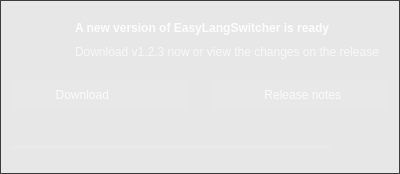
This is src/ui/forms/EasyLangSwitcher_notification.ui in egoisticdesire/EasyLangSwitcher as Qt 5 draws it before an edit. The edited form follows.
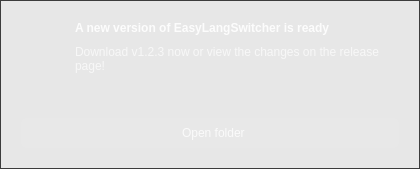
This is the edited form. The open tabs and pages were chosen to show the change. Icons and pictures are not drawn.

Commit message: upd notifications

Diff of the .ui file:
```diff
--- a/src/ui/forms/EasyLangSwitcher_notification.ui
+++ b/src/ui/forms/EasyLangSwitcher_notification.ui
@@ -6,17 +6,17 @@
    <rect>
     <x>0</x>
     <y>0</y>
-    <width>400</width>
-    <height>172</height>
+    <width>420</width>
+    <height>169</height>
    </rect>
   </property>
   <property name="sizePolicy">
-   <sizepolicy hsizetype="Fixed" vsizetype="Preferred">
+   <sizepolicy hsizetype="Preferred" vsizetype="Expanding">
     <horstretch>0</horstretch>
     <verstretch>0</verstretch>
    </sizepolicy>
   </property>
-  <layout class="QHBoxLayout" name="hlayout_notification_main_widget">
+  <layout class="QHBoxLayout" name="hlayout_notification_main_widget" stretch="0">
    <property name="spacing">
     <number>0</number>
    </property>
@@ -34,6 +34,12 @@
    </property>
    <item>
     <widget class="QFrame" name="background_frame">
+     <property name="sizePolicy">
+      <sizepolicy hsizetype="Preferred" vsizetype="Expanding">
+       <horstretch>0</horstretch>
+       <verstretch>0</verstretch>
+      </sizepolicy>
+     </property>
      <property name="styleSheet">
       <string notr="true">QFrame#background_frame {
 border: 1px solid rgb(60, 60, 60);
@@ -55,41 +61,48 @@
 color: rgba(255, 255, 255, 225);
 background: transparent;
 }
-QFrame#btn_frame QPushButton {
+QFrame#download_frame QPushButton,
+QFrame#finish_frame QPushButton {
 color: rgba(255, 255, 255, 200);
 background: rgba(255, 255, 255, 10);
 }
-QFrame#btn_frame QPushButton:hover {
+QFrame#download_frame QPushButton:hover,
+QFrame#background_frame QPushButton#btn_cancel_process:hover,
+QFrame#finish_frame QPushButton:hover {
 color: rgba(255, 255, 255, 255);
 background: rgba(255, 255, 255, 15);
 }
-QFrame#btn_frame QPushButton:pressed {
+QFrame#download_frame QPushButton:pressed,
+QFrame#background_frame QPushButton#btn_cancel_process:pressed,
+QFrame#finish_frame QPushButton:pressed {
 background: rgba(255, 255, 255, 7);
 }
-QFrame#btn_frame QPushButton#btn_download,
-QFrame#btn_frame QPushButton#btn_releases  {
+QFrame#download_frame QPushButton#btn_download,
+QFrame#download_frame QPushButton#btn_releases,
+QFrame#finish_frame QPushButton  {
 padding: 5px 10px;
 }
-QFrame#btn_frame QPushButton#btn_download {
+QFrame#download_frame QPushButton#btn_download {
 border-top-left-radius: 6px;
 border-bottom-left-radius: 6px;
 }
-QFrame#btn_frame QPushButton#btn_save_as {
+QFrame#download_frame QPushButton#btn_save_as {
 padding: 5px;
 border-top-right-radius: 6px;
 border-bottom-right-radius: 6px;
 }
-QFrame#btn_frame QPushButton#btn_releases {
+QFrame#download_frame QPushButton#btn_releases,
+QFrame#finish_frame QPushButton {
 border-radius: 6px;
 }
-QFrame#btn_frame QLabel#separator_label {
+QFrame#download_frame QLabel#separator_label {
 background: rgba(255, 255, 255, 15);
 }
 QFrame#background_frame QProgressBar {
 text-align: center;
 height: 4px;
-margin-top: 10px;
-margin-bottom: 10px;
+margin-top: 13px;
+margin-bottom: 13px;
 border: none;
 border-radius: 2px;
 background: rgba(255, 255, 255, 20);
@@ -105,42 +118,51 @@
 color: rgba(255, 255, 255, 225);
 background: transparent;
 }
-QFrame#background_frame QPushButton#btn_cancel_process:hover {
-color: rgba(255, 255, 255, 255);
-background: rgba(255, 255, 255, 15);
-}
-QFrame#background_frame QPushButton#btn_cancel_process:pressed {
-background: rgba(255, 255, 255, 7);
+QFrame#background_frame QPushButton {
+outline: none;
 }</string>
      </property>
-     <layout class="QVBoxLayout" name="vlayout_background_frame" stretch="1,0,0">
+     <layout class="QVBoxLayout" name="vlayout_background_frame" stretch="0,0">
       <property name="spacing">
-       <number>20</number>
+       <number>5</number>
       </property>
       <property name="leftMargin">
-       <number>10</number>
+       <number>5</number>
       </property>
       <property name="topMargin">
-       <number>10</number>
+       <number>20</number>
       </property>
       <property name="rightMargin">
-       <number>10</number>
+       <number>5</number>
       </property>
       <property name="bottomMargin">
-       <number>10</number>
+       <number>20</number>
       </property>
       <item>
-       <layout class="QHBoxLayout" name="info_hlayout" stretch="0,1">
+       <widget class="QFrame" name="message_frame">
+        <property name="sizePolicy">
+         <sizepolicy hsizetype="Preferred" vsizetype="Minimum">
+          <horstretch>0</horstretch>
+          <verstretch>0</verstretch>
+         </sizepolicy>
+        </property>
+        <layout class="QHBoxLayout" name="hlayout_message_frame" stretch="0,0">
         <property name="spacing">
          <number>20</number>
         </property>
         <property name="leftMargin">
-         <number>10</number>
-        </property>
+          <number>15</number>
+         </property>
+         <property name="topMargin">
+          <number>0</number>
+         </property>
         <property name="rightMargin">
-         <number>10</number>
-        </property>
-        <item>
+          <number>15</number>
+         </property>
+         <property name="bottomMargin">
+          <number>0</number>
+         </property>
+         <item alignment="Qt::AlignmentFlag::AlignTop">
          <widget class="QPushButton" name="info_icon">
           <property name="focusPolicy">
            <enum>Qt::FocusPolicy::NoFocus</enum>
@@ -160,21 +182,46 @@
           </property>
          </widget>
         </item>
-        <item>
-         <layout class="QVBoxLayout" name="info_msg_vlayout">
+         <item alignment="Qt::AlignmentFlag::AlignTop">
+          <widget class="QFrame" name="labels_frame">
+           <property name="sizePolicy">
+            <sizepolicy hsizetype="Expanding" vsizetype="Maximum">
+             <horstretch>0</horstretch>
+             <verstretch>0</verstretch>
+            </sizepolicy>
+           </property>
+           <layout class="QVBoxLayout" name="vlayout_labels_frame" stretch="0,0">
           <property name="spacing">
            <number>10</number>
           </property>
+            <property name="leftMargin">
+             <number>0</number>
+            </property>
           <property name="topMargin">
-           <number>10</number>
+             <number>0</number>
+            </property>
+            <property name="rightMargin">
+             <number>0</number>
+            </property>
+            <property name="bottomMargin">
+             <number>0</number>
           </property>
           <item alignment="Qt::AlignmentFlag::AlignTop">
            <widget class="QLabel" name="info_title_label">
+              <property name="sizePolicy">
+               <sizepolicy hsizetype="Preferred" vsizetype="Minimum">
+                <horstretch>0</horstretch>
+                <verstretch>0</verstretch>
+               </sizepolicy>
+              </property>
             <property name="font">
              <font>
               <bold>true</bold>
              </font>
             </property>
+              <property name="styleSheet">
+               <string notr="true"/>
+              </property>
             <property name="text">
              <string>A new version of EasyLangSwitcher is ready</string>
             </property>
@@ -185,6 +232,15 @@
           </item>
           <item alignment="Qt::AlignmentFlag::AlignTop">
            <widget class="QLabel" name="info_desc_label">
+              <property name="sizePolicy">
+               <sizepolicy hsizetype="Preferred" vsizetype="Minimum">
+                <horstretch>0</horstretch>
+                <verstretch>0</verstretch>
+               </sizepolicy>
+              </property>
+              <property name="styleSheet">
+               <string notr="true"/>
+              </property>
             <property name="text">
              <string>Download v1.2.3 now or view the changes on the release page!</string>
             </property>
@@ -194,23 +250,59 @@
            </widget>
           </item>
          </layout>
-        </item>
-       </layout>
+          </widget>
+         </item>
+        </layout>
+       </widget>
       </item>
       <item>
-       <widget class="QFrame" name="btn_frame">
-        <property name="minimumSize">
-         <size>
-          <width>0</width>
-          <height>32</height>
-         </size>
+       <widget class="QStackedWidget" name="btn_stack">
+        <property name="sizePolicy">
+         <sizepolicy hsizetype="Preferred" vsizetype="Maximum">
+          <horstretch>0</horstretch>
+          <verstretch>0</verstretch>
+         </sizepolicy>
         </property>
-        <property name="maximumSize">
-         <size>
-          <width>16777215</width>
-          <height>32</height>
-         </size>
+        <property name="currentIndex">
+         <number>0</number>
         </property>
+        <widget class="QWidget" name="stack_page_1">
+         <layout class="QHBoxLayout" name="hlayout_stack_page_1" stretch="0">
+          <property name="spacing">
+           <number>0</number>
+          </property>
+          <property name="leftMargin">
+           <number>15</number>
+          </property>
+          <property name="topMargin">
+           <number>0</number>
+          </property>
+          <property name="rightMargin">
+           <number>15</number>
+          </property>
+          <property name="bottomMargin">
+           <number>0</number>
+          </property>
+          <item>
+           <widget class="QWidget" name="btn_wrap" native="true">
+            <layout class="QHBoxLayout" name="hlayout_btn_wrap" stretch="0">
+             <property name="spacing">
+              <number>0</number>
+             </property>
+             <property name="leftMargin">
+              <number>0</number>
+             </property>
+             <property name="topMargin">
+              <number>0</number>
+             </property>
+             <property name="rightMargin">
+              <number>0</number>
+             </property>
+             <property name="bottomMargin">
+              <number>0</number>
+             </property>
+             <item>
+              <widget class="QFrame" name="download_frame">
         <layout class="QHBoxLayout" name="btn_hlayout" stretch="1,1">
          <property name="spacing">
           <number>20</number>
@@ -228,10 +320,22 @@
           <number>0</number>
          </property>
          <item>
-          <layout class="QHBoxLayout" name="btn_dl_hlayout" stretch="1,0,0">
+                 <layout class="QHBoxLayout" name="hlayout_btn_download" stretch="1,0,0">
            <property name="spacing">
             <number>0</number>
            </property>
+                  <property name="leftMargin">
+                   <number>0</number>
+                  </property>
+                  <property name="topMargin">
+                   <number>0</number>
+                  </property>
+                  <property name="rightMargin">
+                   <number>0</number>
+                  </property>
+                  <property name="bottomMargin">
+                   <number>0</number>
+                  </property>
            <item>
             <widget class="QPushButton" name="btn_download">
              <property name="minimumSize">
@@ -337,20 +441,48 @@
         </layout>
        </widget>
       </item>
+            </layout>
+           </widget>
+          </item>
+         </layout>
+        </widget>
+        <widget class="QWidget" name="stack_page_2">
+         <layout class="QHBoxLayout" name="hlayout_stack_page_2" stretch="0">
+          <property name="spacing">
+           <number>0</number>
+          </property>
+          <property name="leftMargin">
+           <number>15</number>
+          </property>
+          <property name="topMargin">
+           <number>0</number>
+          </property>
+          <property name="rightMargin">
+           <number>15</number>
+          </property>
+          <property name="bottomMargin">
+           <number>0</number>
+          </property>
+          <item>
+           <widget class="QWidget" name="progress_wrap" native="true">
+            <layout class="QHBoxLayout" name="hlayout_progress_wrap" stretch="0">
+             <property name="spacing">
+              <number>0</number>
+             </property>
+             <property name="leftMargin">
+              <number>0</number>
+             </property>
+             <property name="topMargin">
+              <number>0</number>
+             </property>
+             <property name="rightMargin">
+              <number>0</number>
+             </property>
+             <property name="bottomMargin">
+              <number>0</number>
+             </property>
       <item>
        <widget class="QFrame" name="progress_frame">
-        <property name="minimumSize">
-         <size>
-          <width>0</width>
-          <height>32</height>
-         </size>
-        </property>
-        <property name="maximumSize">
-         <size>
-          <width>16777215</width>
-          <height>32</height>
-         </size>
-        </property>
         <layout class="QHBoxLayout" name="hlayout_progress_frame" stretch="1,0">
          <property name="spacing">
           <number>20</number>
@@ -369,6 +501,18 @@
          </property>
          <item>
           <widget class="QProgressBar" name="progress_bar">
+                  <property name="minimumSize">
+                   <size>
+                    <width>0</width>
+                    <height>30</height>
+                   </size>
+                  </property>
+                  <property name="maximumSize">
+                   <size>
+                    <width>16777215</width>
+                    <height>30</height>
+                   </size>
+                  </property>
            <property name="styleSheet">
             <string notr="true"/>
            </property>
@@ -407,6 +551,103 @@
           </widget>
          </item>
         </layout>
+              </widget>
+             </item>
+            </layout>
+           </widget>
+          </item>
+         </layout>
+        </widget>
+        <widget class="QWidget" name="stack_page_3">
+         <layout class="QHBoxLayout" name="hlayout_stack_page_3" stretch="0">
+          <property name="spacing">
+           <number>0</number>
+          </property>
+          <property name="leftMargin">
+           <number>15</number>
+          </property>
+          <property name="topMargin">
+           <number>0</number>
+          </property>
+          <property name="rightMargin">
+           <number>15</number>
+          </property>
+          <property name="bottomMargin">
+           <number>0</number>
+          </property>
+          <item>
+           <widget class="QWidget" name="finish_wrap" native="true">
+            <layout class="QHBoxLayout" name="hlayout_finish_wrap" stretch="0">
+             <property name="spacing">
+              <number>0</number>
+             </property>
+             <property name="leftMargin">
+              <number>0</number>
+             </property>
+             <property name="topMargin">
+              <number>0</number>
+             </property>
+             <property name="rightMargin">
+              <number>0</number>
+             </property>
+             <property name="bottomMargin">
+              <number>0</number>
+             </property>
+             <item>
+              <widget class="QFrame" name="finish_frame">
+               <layout class="QHBoxLayout" name="hlayout_finish_frame" stretch="0">
+                <property name="spacing">
+                 <number>0</number>
+                </property>
+                <property name="leftMargin">
+                 <number>0</number>
+                </property>
+                <property name="topMargin">
+                 <number>0</number>
+                </property>
+                <property name="rightMargin">
+                 <number>0</number>
+                </property>
+                <property name="bottomMargin">
+                 <number>0</number>
+                </property>
+                <item>
+                 <widget class="QPushButton" name="btn_open_folder">
+                  <property name="minimumSize">
+                   <size>
+                    <width>0</width>
+                    <height>30</height>
+                   </size>
+                  </property>
+                  <property name="maximumSize">
+                   <size>
+                    <width>16777215</width>
+                    <height>30</height>
+                   </size>
+                  </property>
+                  <property name="text">
+                   <string>  Open folder</string>
+                  </property>
+                  <property name="icon">
+                   <iconset resource="../../../resources/resources.qrc">
+                    <normaloff>:/icons/icons/FolderSearchRegular.svg</normaloff>:/icons/icons/FolderSearchRegular.svg</iconset>
+                  </property>
+                  <property name="iconSize">
+                   <size>
+                    <width>20</width>
+                    <height>20</height>
+                   </size>
+                  </property>
+                 </widget>
+                </item>
+               </layout>
+              </widget>
+             </item>
+            </layout>
+           </widget>
+          </item>
+         </layout>
+        </widget>
        </widget>
       </item>
      </layout>
```
Lines whose indentation alone changed are shown as unchanged. The commit also changes 1 other file.
